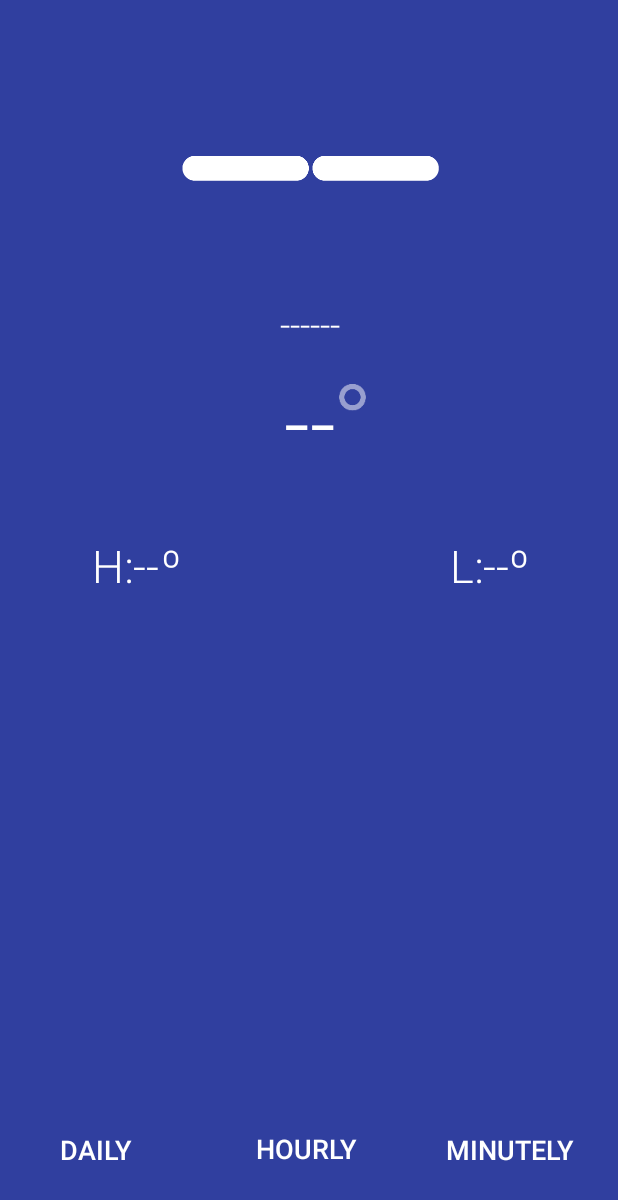
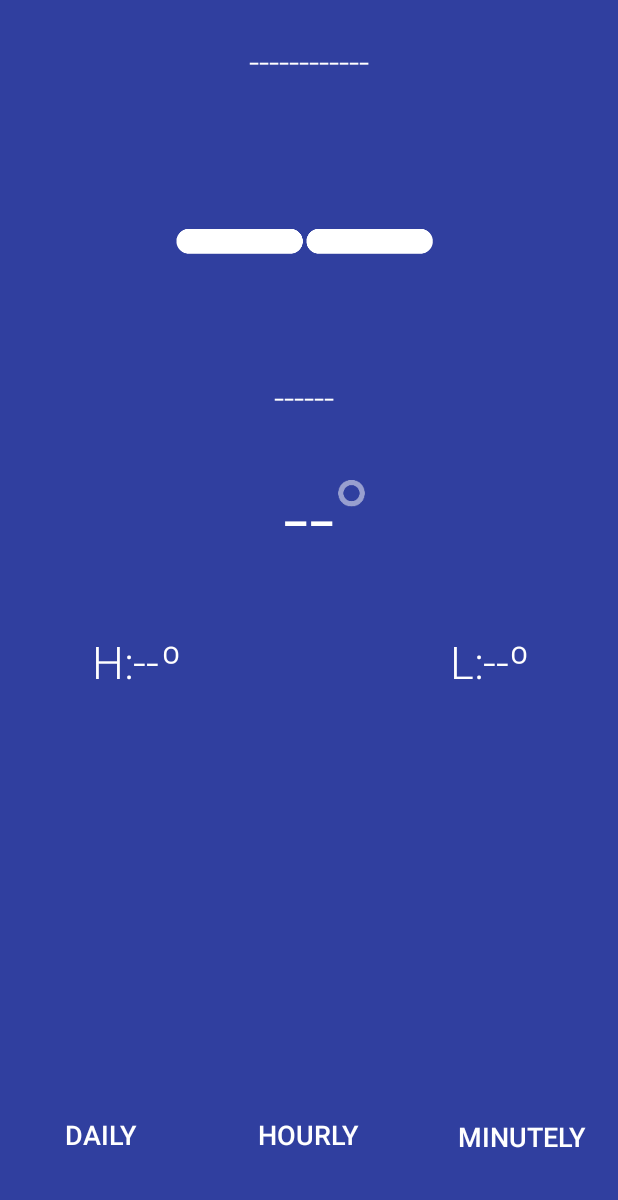
Before and after one commit to eusan91/MyCurrentWeather, an Android app: the screen it shows after launch (MainActivity), on a phone screen of 412 x 824 dp. Shown: the top 1200 px of the screen. Run offline under Robolectric (Android 15) with nearby library versions, the phone set to English and light mode, and no system bars; 1 statement that could not run was skipped.

Commit message:
ui improvements

```diff
--- a/app/src/main/res/layout/activity_main.xml
+++ b/app/src/main/res/layout/activity_main.xml
@@ -16,11 +16,14 @@
         app:srcCompat="@drawable/na"
         tools:layout_constraintTop_creator="1"
         tools:layout_constraintRight_creator="1"
-        app:layout_constraintRight_toRightOf="parent"
-        android:layout_marginTop="16dp"
+        app:layout_constraintRight_toRightOf="@+id/idLocation"
+        android:layout_marginTop="8dp"
         tools:layout_constraintLeft_creator="1"
-        app:layout_constraintLeft_toLeftOf="parent"
-        app:layout_constraintTop_toTopOf="parent" />
+        app:layout_constraintLeft_toLeftOf="@+id/idLocation"
+        app:layout_constraintHorizontal_bias="0.502"
+        app:layout_constraintTop_toBottomOf="@+id/idLocation"
+        android:layout_marginRight="8dp"
+        android:layout_marginLeft="0dp" />
 
     <TextView
         android:id="@+id/idCurrentWeather"
@@ -44,12 +47,13 @@
         android:layout_height="wrap_content"
         android:text="--"
         android:textSize="60sp"
-        android:layout_marginTop="8dp"
+        android:layout_marginTop="23dp"
         app:layout_constraintTop_toBottomOf="@+id/idCurrentWeather"
         app:layout_constraintLeft_toLeftOf="@+id/idImgCurrentWeather"
         app:layout_constraintRight_toRightOf="@+id/idImgCurrentWeather"
         tools:layout_constraintRight_creator="1"
-        tools:layout_constraintLeft_creator="1" />
+        tools:layout_constraintLeft_creator="1"
+        app:layout_constraintHorizontal_bias="0.524" />
 
     <ImageView
         android:id="@+id/imageView2"
@@ -124,9 +128,9 @@
         android:layout_marginRight="8dp"
         android:layout_marginLeft="8dp"
         app:layout_constraintLeft_toLeftOf="parent"
-        app:layout_constraintHorizontal_bias="0.049"
+        app:layout_constraintHorizontal_bias="0.131"
         app:layout_constraintBottom_toBottomOf="parent"
-        android:layout_marginBottom="45dp" />
+        android:layout_marginBottom="55dp" />
 
     <TextView
         android:id="@+id/idHourly"
@@ -140,11 +144,12 @@
         tools:layout_constraintBottom_creator="1"
         app:layout_constraintBottom_toBottomOf="parent"
         tools:layout_constraintLeft_creator="1"
-        android:layout_marginBottom="46dp"
+        android:layout_marginBottom="55dp"
         app:layout_constraintRight_toLeftOf="@+id/guideline2"
         android:layout_marginRight="8dp"
         android:layout_marginLeft="8dp"
-        app:layout_constraintLeft_toLeftOf="@+id/guideline" />
+        app:layout_constraintLeft_toLeftOf="@+id/guideline"
+        app:layout_constraintHorizontal_bias="0.536" />
 
     <TextView
         android:id="@+id/idMinutely"
@@ -162,9 +167,9 @@
         android:layout_marginRight="8dp"
         android:layout_marginLeft="8dp"
         app:layout_constraintLeft_toLeftOf="@+id/guideline2"
-        app:layout_constraintHorizontal_bias="0.692"
+        app:layout_constraintHorizontal_bias="1.0"
         app:layout_constraintBottom_toBottomOf="parent"
-        android:layout_marginBottom="45dp" />
+        android:layout_marginBottom="54dp" />
 
     <TextView
         android:id="@+id/idTempH"
@@ -224,4 +229,17 @@
         tools:layout_constraintBaseline_creator="1"
         android:layout_marginRight="59dp" />
 
+    <TextView
+        android:id="@+id/idLocation"
+        style="@style/myTextFont"
+        android:layout_width="wrap_content"
+        android:layout_height="wrap_content"
+        android:layout_marginTop="24dp"
+        android:fontFamily="sans-serif-light"
+        android:text="------------"
+        android:textSize="24sp"
+        app:layout_constraintLeft_toLeftOf="parent"
+        app:layout_constraintRight_toRightOf="parent"
+        app:layout_constraintTop_toTopOf="parent" />
+
 </android.support.constraint.ConstraintLayout>
```
